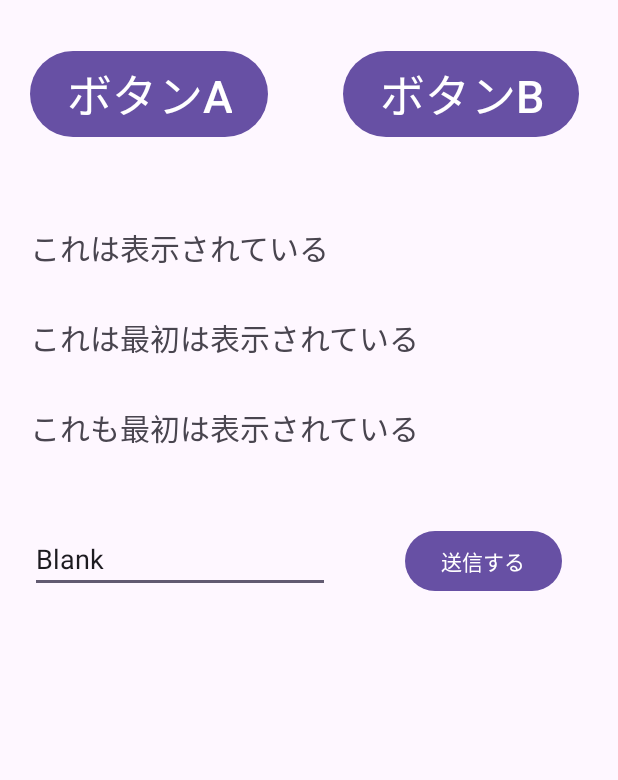
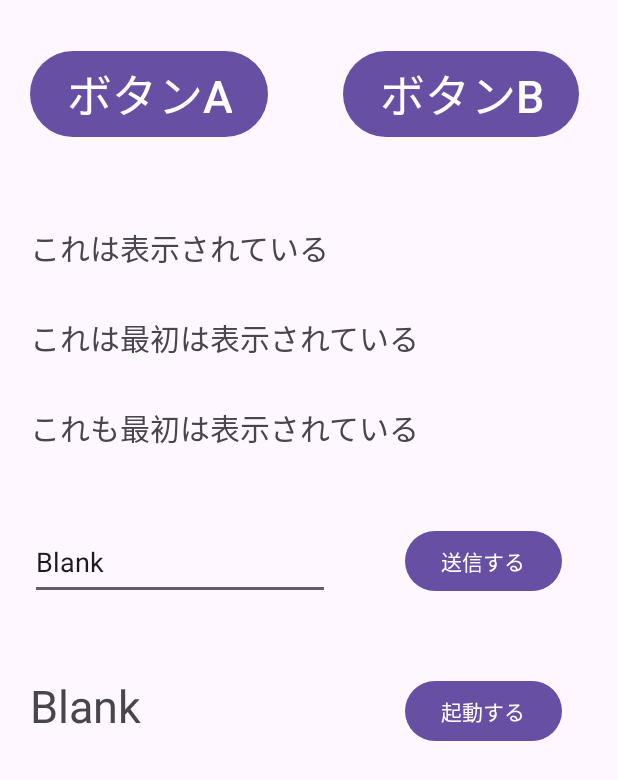
Before and after one commit to ItoSoshun/AppDev-F, an Android app: the screen it shows after launch (MainActivity2), on a phone screen of 412 x 824 dp. Shown: the top 780 px of the screen. Run offline under Robolectric (Android 15) with nearby library versions, the phone set to English and light mode, and no system bars.

Commit message:
演習-Day3 complete 返り値を受け取れるようになった

```diff
--- a/app/build.gradle
+++ b/app/build.gradle
@@ -23,8 +23,8 @@ android {
         }
     }
     compileOptions {
-        sourceCompatibility JavaVersion.VERSION_11
-        targetCompatibility JavaVersion.VERSION_11
+        sourceCompatibility JavaVersion.VERSION_17
+        targetCompatibility JavaVersion.VERSION_17
     }
 
     buildFeatures {
--- a/app/src/main/java/jp/ac/meijou/android/s241205017/MainActivity2.java
+++ b/app/src/main/java/jp/ac/meijou/android/s241205017/MainActivity2.java
@@ -5,16 +5,40 @@ import android.net.Uri;
 import android.os.Bundle;
 
 import androidx.activity.EdgeToEdge;
+import androidx.activity.result.ActivityResultLauncher;
+import androidx.activity.result.contract.ActivityResultContracts;
 import androidx.appcompat.app.AppCompatActivity;
 import androidx.core.graphics.Insets;
 import androidx.core.view.ViewCompat;
 import androidx.core.view.WindowInsetsCompat;
+
+import java.util.Optional;
 
 import jp.ac.meijou.android.s241205017.databinding.ActivityMain2Binding;
 
 public class MainActivity2 extends AppCompatActivity {
 
     private ActivityMain2Binding binding;
+
+    private final ActivityResultLauncher<Intent> getActivityResult = registerForActivityResult(
+            new ActivityResultContracts.StartActivityForResult(),
+            result -> {
+                switch (result.getResultCode()) {
+                    case RESULT_OK -> {
+                        Optional.ofNullable(result.getData())
+                                .map(data -> data.getStringExtra("ret"))
+                                .map(text -> "Result: " + text)
+                                .ifPresent(text -> binding.IdEditTextResult.setText(text));
+                    }
+                    case RESULT_CANCELED -> {
+                        binding.IdEditTextResult.setText("Result: Canceled");
+                    }
+                    default -> {
+                        binding.IdEditTextResult.setText("Result: Unknown(" + result.getResultCode() + ")");
+                    }
+                }
+            }
+    );
 
     @Override
     protected void onCreate(Bundle savedInstanceState) {
@@ -55,6 +79,11 @@ public class MainActivity2 extends AppCompatActivity {
             binding.IdButtonSend.setText("送信済み");
         });
 
+        binding.IdButtonCall.setOnClickListener(view -> {
+            var intent = new Intent(this, MainActivity3.class);
+            getActivityResult.launch(intent);
+        });
+
 
     }
 }
--- a/app/src/main/res/layout/activity_main2.xml
+++ b/app/src/main/res/layout/activity_main2.xml
@@ -77,7 +77,7 @@
     <EditText
         android:id="@+id/Id_EditText_Blank"
         android:layout_width="200dp"
-        android:layout_height="wrap_content"
+        android:layout_height="50dp"
         android:inputType="text"
         android:text="Blank"
 
@@ -99,5 +99,31 @@
         app:layout_constraintTop_toTopOf="@id/Id_EditText_Blank"
         />
 
+    <TextView
+        android:id="@+id/Id_EditText_Result"
+        android:layout_width="200dp"
+        android:layout_height="50dp"
+        android:inputType="text"
+        android:text="Blank"
+        android:textSize="30sp"
+
+        android:layout_marginStart="20dp"
+        android:layout_marginTop="50dp"
+        app:layout_constraintStart_toStartOf="parent"
+        app:layout_constraintTop_toBottomOf="@id/Id_EditText_Blank"
+        />
+
+    <Button
+        android:id="@+id/Id_Button_Call"
+        android:layout_width="wrap_content"
+        android:layout_height="wrap_content"
+        android:text="起動する"
+
+        android:layout_marginStart="50dp"
+        android:layout_marginTop="0dp"
+        app:layout_constraintStart_toEndOf="@id/Id_EditText_Result"
+        app:layout_constraintTop_toTopOf="@id/Id_EditText_Result"
+        />
+
 
 </androidx.constraintlayout.widget.ConstraintLayout>
```
Also changed, not shown: app/src/main/java/jp/ac/meijou/android/s241205017/MainActivity3.java (+16 -2 lines), app/src/main/res/layout/activity_main3.xml (+26 -0 lines).
